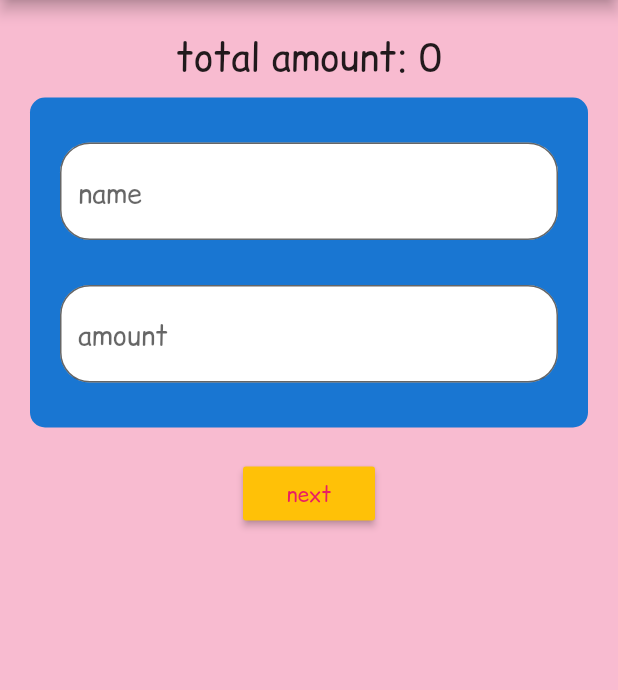
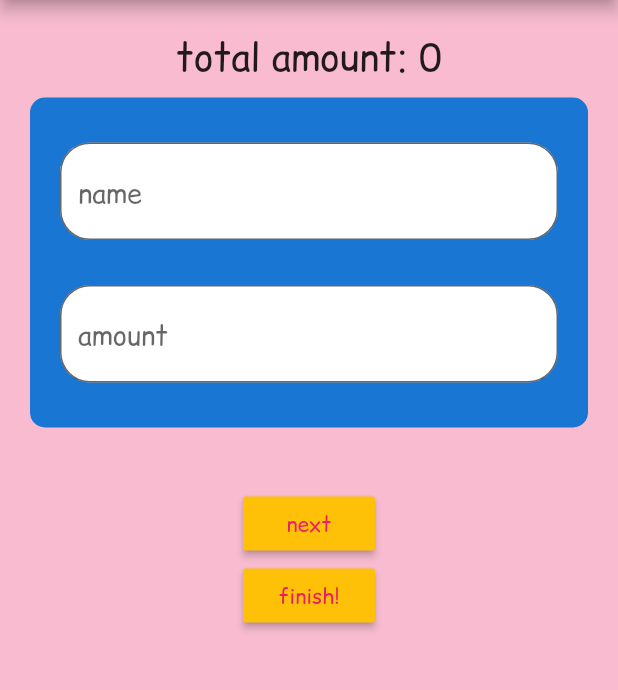
Before and after one commit to Tanmay-Chavan/payTTMM, a Flutter app: the Group screen opened directly, after a tap on "next", on a phone screen of 412 x 824 dp, the part 84-774 px from its top. Run offline on Flutter 3.47's test engine with Material 2 defaults, Android fonts, the phone set to English and light mode, and no system bars; our stand-ins replace cloud_firestore, firebase_auth, flutter_spinkit, splashscreen; accounts and stored records are empty.

```diff
--- a/lib/screens/home/friend_finder.dart
+++ b/lib/screens/home/friend_finder.dart
@@ -23,6 +23,7 @@ class _FriendFinderState extends State<FriendFinder> {
   String friend_id='';
   String if_found='';
   bool found=false;
+  var _controllerfriend;
 
 
 
@@ -50,6 +51,7 @@ class _FriendFinderState extends State<FriendFinder> {
                   ),
 
                   TextFormField(            //Accepts username to search
+                    controller: _controllerfriend,
                     style: TextStyle(fontFamily: 'Comics'),
                     decoration: InputDecoration(
                         labelText: "Enter a username",
@@ -74,6 +76,7 @@ class _FriendFinderState extends State<FriendFinder> {
                       ),
                       onPressed: () async {
                         found=false;
+                        _controllerfriend.clear();
 
                         for (var i = 0; i < all_users.length; i++) {    //Search the list for username to be found
                           if (all_users[i].username == friend_id) {
--- a/lib/screens/home/group.dart
+++ b/lib/screens/home/group.dart
@@ -7,32 +7,59 @@ import 'package:payttmm1/services/database.dart';
 import 'package:provider/provider.dart';
 
 import 'package:payttmm1/screens/home/home.dart';
+import 'package:payttmm1/screens/home/bill.dart';
 
-bool pressAttention = false;
+
 class Group extends StatefulWidget {
+  static var main_bill = [];
+
   @override
   _GroupState createState() => _GroupState();
+
 }
+
+class Member {
+  String name;
+  double total;
+  int idx;
+  var items = [];
+}
+
+
 
 int totalBill=0;
 int currValue = 0;
 class _GroupState extends State<Group> {
   final _formKey = GlobalKey<FormState>();
 
+
+
   String friend_id='';
   String if_found='';
   bool found=true;
-
+  bool pressAttention = false;
   bool pressAttention1 = false;
   bool pressAttention2 = false;
   bool pressAttention3 = false;
   bool pressAttention4 = false;
 
+  var currChoices = [];
+
+
+
   bool currTaskDone = false;
 
   var _controller = TextEditingController();
+  var _controller2 = TextEditingController();
 
   int length = Home.members.length;
+
+  String name_item;
+  String amount;
+  bool firstAction = true;
+  var bill = [];
+
+
 
   String name(int idx) {
     if(idx < length){
@@ -45,13 +72,19 @@ class _GroupState extends State<Group> {
     }
   }
 
+
+
   @override
   Widget build(BuildContext context) {
+
     return StreamBuilder<List<Username>>(
+
         stream: DatabaseServiceForUsers().usernames,
         builder: (context,list) {
           List all_users = list.data;         //List of users collection
           return Scaffold(
+
+
             backgroundColor: Colors.pink[100],
 
             appBar: AppBar(
@@ -72,8 +105,6 @@ class _GroupState extends State<Group> {
             body: Container(
 
               margin: EdgeInsets.fromLTRB(20, 20, 20, 30),
-
-
               child: Form(
                 key: _formKey,
 
@@ -81,7 +112,7 @@ class _GroupState extends State<Group> {
                   children: [
 
                     Container(child: Text("total amount: " + totalBill.toString(), style: TextStyle(fontFamily: 'Comics', fontSize: 25),
-                    ) ,
+                    ),
                     ),
 
                     SizedBox(
@@ -100,7 +131,8 @@ class _GroupState extends State<Group> {
                           Container(
 
                             margin: EdgeInsets.fromLTRB(20, 30, 20, 0),
-                            child: TextFormField(
+
+                            child:   new TextFormField(
                               controller: _controller,
                               style: TextStyle(fontFamily: 'Comics',fontSize: 18,),
                               decoration: InputDecoration(
@@ -117,6 +149,9 @@ class _GroupState extends State<Group> {
                                   fillColor: Colors.white,
                                   filled: true),
 
+                              onChanged: (val) {
+                                setState(() => name_item = val);
+                              },
                             ),),
 
                           SizedBox(
@@ -130,8 +165,9 @@ class _GroupState extends State<Group> {
                               color: Colors.blue[700],
 
                             ),
+
                             child: TextFormField(
-
+                              controller: _controller2,
                               //Accepts username to search
                               style: TextStyle(fontFamily: 'Comics',fontSize: 18,),
                               decoration: InputDecoration(
@@ -157,24 +193,7 @@ class _GroupState extends State<Group> {
                       height: 20,
                     ),
 
-                    RaisedButton(
-                        color: Colors.amber,
-                        child: Text(
-                          'next',
-                          style: TextStyle(color: Colors.pink, fontFamily: 'Comics'),
-                        ),
-                        onPressed: () async {
 
-                              totalBill += currValue;
-                          currValue = 0;
-                          pressAttention1 = false;
-                          pressAttention2 = false;
-                          pressAttention3 = false;
-                          pressAttention4 = false;
-                          _controller.clear();
-                          setState(() => pressAttention = !pressAttention);
-                        }
-                    ),
                     SizedBox(
                       height: 20,
                     ),
@@ -232,6 +251,71 @@ class _GroupState extends State<Group> {
                           ),
                         onPressed: () => setState(() => pressAttention3 = !pressAttention3),
                       ),),),
+
+                    RaisedButton(
+                        color: Colors.amber,
+                        child: Text(
+                          'next',
+                          style: TextStyle(color: Colors.pink, fontFamily: 'Comics'),
+                        ),
+                        onPressed: () async {
+
+                          if ( firstAction == true) {
+                            for(int i =0; i < Home.members.length;i++){
+                              var mm = new Member();
+
+                              mm.name = Home.members[i];
+                              mm.idx = i;
+                              mm.total = 0;
+                              bill.insert(i, mm);
+                              firstAction = false;
+                            }
+                          }
+
+                          currChoices = [pressAttention, pressAttention1, pressAttention2, pressAttention3, ];  // pressAttention4
+                          int selected = 0;
+                          for(bool kkk in currChoices){
+                            if(kkk == true) {
+                              selected++;
+                            }
+                          }
+                          totalBill += currValue;
+
+                          for(Member j in bill){
+
+                            if (currChoices[j.idx] == true ){
+                              j.items.add(name_item);
+                              j.total += currValue / selected ;
+                            }
+
+                          }
+                          currValue = 0;
+                          pressAttention = false;
+                          pressAttention1 = false;
+                          pressAttention2 = false;
+                          pressAttention3 = false;
+                          pressAttention4 = false;
+
+                          _controller.clear();
+                          _controller2.clear();
+                           setState(() => pressAttention == false);
+
+                        }
+                    ),
+
+                    RaisedButton(
+                        color: Colors.amber,
+                        child: Text(
+                          'finish!',
+                          style: TextStyle(color: Colors.pink, fontFamily: 'Comics'),
+                        ),
+                        onPressed: () async {
+                          Group.main_bill = bill;
+                          Navigator.push(
+                              context,
+                              MaterialPageRoute(builder: (context) => Bill()));
+                        },
+                    ),
                   ],
                 ),
               ),
```
Also changed, not shown: lib/screens/home/bill.dart (added, +69 -0 lines). Lines whose indentation alone changed are shown as unchanged.
